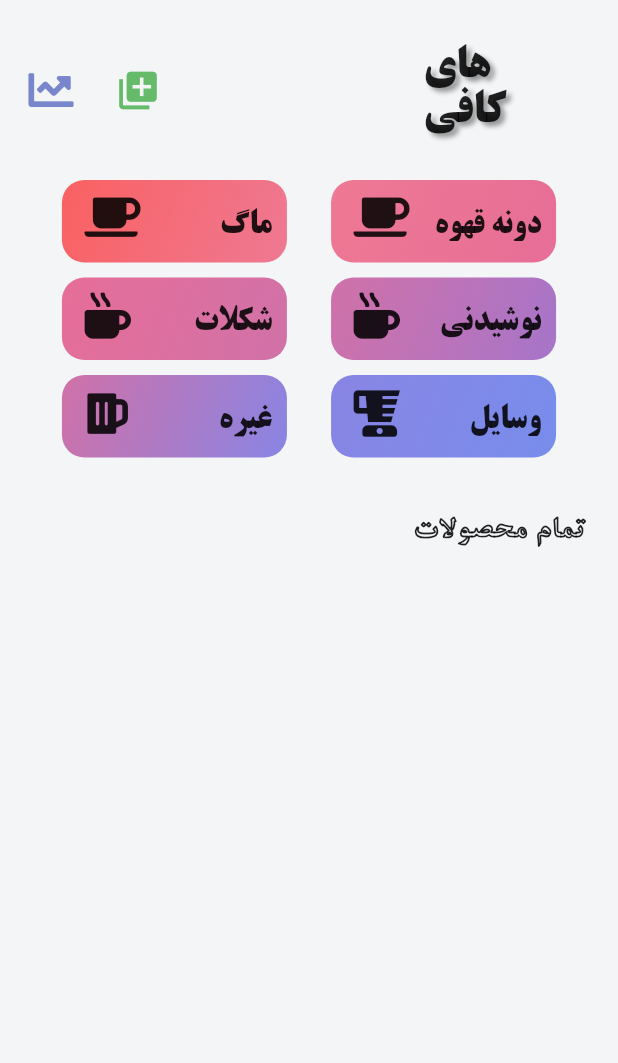
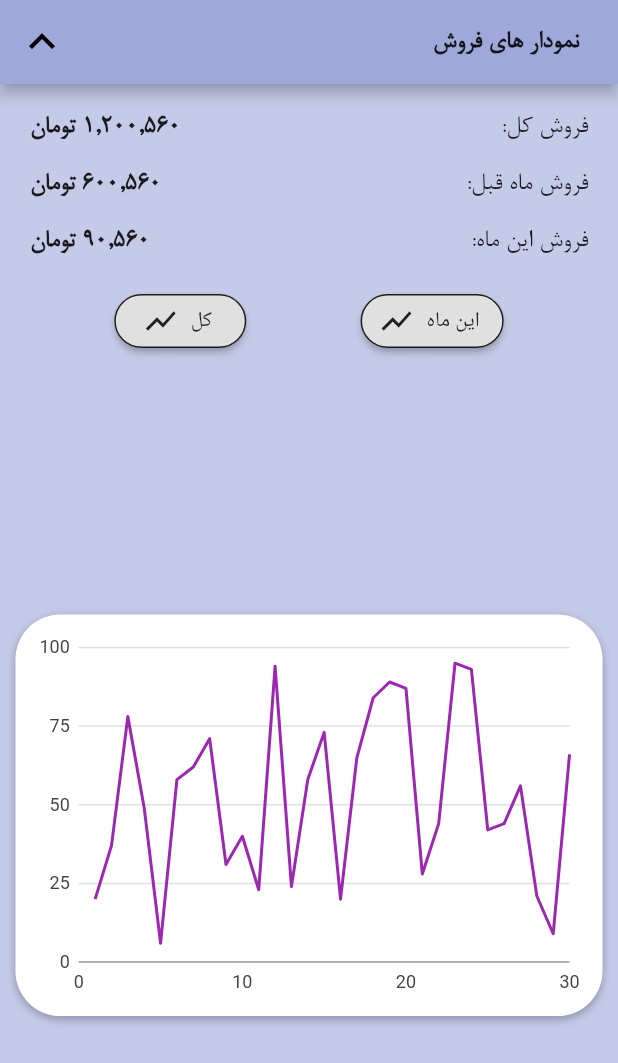
Before and after one commit to AliRn76/flutter-hicoffee, a Flutter app: the HomeScreen screen opened directly with empty values, after a tap on an icon or button, on a phone screen of 412 x 824 dp. Shown: the top 1063 px of the screen. Run offline on Flutter 3.47's test engine with Material 2 defaults, Android fonts, the phone set to English and light mode, and no system bars; our stand-ins replace cached_network_image, charts_flutter, custom_radio_grouped_button, font_awesome_flutter, marquee, numberpicker and 1 more; missing offline and left inert: loading; accounts and stored records are empty; network calls fail.

Commit message:
editItem Debug shod + HomeScreen search ezafe shod + ChartScreen ADD shod + SellItem Complete shod + some fully debuging... +  ready for UI ver 2 and make database ready for charts

```diff
--- /dev/null
+++ b/lib/animations/slide_top_route.dart
@@ -0,0 +1,29 @@
+import 'package:flutter/material.dart';
+
+
+
+class SlideTopRoute extends PageRouteBuilder {
+  final Widget page;
+  SlideTopRoute({this.page})
+      : super(
+    pageBuilder: (
+        BuildContext context,
+        Animation<double> animation,
+        Animation<double> secondaryAnimation,
+        ) =>
+    page,
+    transitionsBuilder: (
+        BuildContext context,
+        Animation<double> animation,
+        Animation<double> secondaryAnimation,
+        Widget child,
+        ) =>
+        SlideTransition(
+          position: Tween<Offset>(
+            begin: const Offset(0, -1),
+            end: Offset.zero,
+          ).animate(animation),
+          child: child,
+        ),
+  );
+}
--- /dev/null
+++ b/lib/screens/chart_screen.dart
@@ -0,0 +1,335 @@
+
+import 'package:charts_flutter/flutter.dart' as charts;
+import 'package:flutter/material.dart';
+import 'dart:math';
+
+class ChartScreen extends StatefulWidget {
+
+
+  @override
+  _ChartScreenState createState() => _ChartScreenState();
+}
+
+class _ChartScreenState extends State<ChartScreen> {
+  bool condition = false;
+
+  @override
+  Widget build(BuildContext context) {
+    String value;
+    return Scaffold(
+      backgroundColor: Colors.indigo[100],
+      appBar: AppBar(
+        leading: IconButton(
+          icon: Icon(Icons.keyboard_arrow_up),
+          iconSize: 35.0,
+          onPressed: () => Navigator.pop(context),
+        ),
+        backgroundColor: Colors.indigo[200],
+        title: Row(
+          mainAxisAlignment: MainAxisAlignment.end,
+          children: <Widget>[
+            Text(
+              "نمودار های فروش",
+              style: TextStyle(
+                fontSize: 18.0,
+                fontWeight: FontWeight.w600,
+                fontFamily: "BNazanin",
+              ),
+            ),
+            SizedBox(width: 10.0),
+          ],
+        ),
+      ),
+      body: Column(
+        children: <Widget>[
+          Directionality(
+            textDirection: TextDirection.rtl,
+            child: Padding(
+              padding: EdgeInsets.fromLTRB(20.0, 20.0, 20.0, 0.0),
+              child: Row(
+                mainAxisAlignment: MainAxisAlignment.spaceBetween,
+                children: <Widget>[
+                  Text(
+                    "فروش کل:",
+                    style: TextStyle(
+                      fontSize: 18.0,
+                      fontWeight: FontWeight.w400,
+                      fontFamily: "BNazanin",
+                    ),
+                  ),
+                  Text(
+                    "۱,۲۰۰,۵۶۰ تومان",
+                    style: TextStyle(
+                      fontSize: 18.0,
+                      fontWeight: FontWeight.w600,
+                      fontFamily: "BNazanin",
+                    ),
+                  ),
+                ],
+              ),
+            ),
+          ),
+          Directionality(
+            textDirection: TextDirection.rtl,
+            child: Padding(
+              padding: EdgeInsets.fromLTRB(20.0, 20.0, 20.0, 0.0),
+              child: Row(
+                mainAxisAlignment: MainAxisAlignment.spaceBetween,
+                children: <Widget>[
+                  Text(
+                    "فروش ماه قبل:",
+                    style: TextStyle(
+                      fontSize: 18.0,
+                      fontWeight: FontWeight.w400,
+                      fontFamily: "BNazanin",
+                    ),
+                  ),
+                  Text(
+                    "۶۰۰,۵۶۰ تومان",
+                    style: TextStyle(
+                      fontSize: 18.0,
+                      fontWeight: FontWeight.w600,
+                      fontFamily: "BNazanin",
+                    ),
+                  ),
+                ],
+              ),
+            ),
+          ),
+          Directionality(
+            textDirection: TextDirection.rtl,
+            child: Padding(
+              padding: EdgeInsets.fromLTRB(20.0, 20.0, 20.0, 0.0),
+              child: Row(
+                mainAxisAlignment: MainAxisAlignment.spaceBetween,
+                children: <Widget>[
+                  Text(
+                    "فروش این ماه:",
+                    style: TextStyle(
+                      fontSize: 18.0,
+                      fontWeight: FontWeight.w400,
+                      fontFamily: "BNazanin",
+                    ),
+                  ),
+                  Text(
+                    "۹۰,۵۶۰ تومان",
+                    style: TextStyle(
+                      fontSize: 18.0,
+                      fontWeight: FontWeight.w600,
+                      fontFamily: "BNazanin",
+                    ),
+                  ),
+                ],
+              ),
+            ),
+          ),
+          SizedBox(height: 20.0),
+          Row(
+            mainAxisAlignment: MainAxisAlignment.spaceEvenly,
+            children: <Widget>[
+              RaisedButton.icon(
+                icon: Icon(Icons.show_chart),
+                label: Text("کل"),
+                shape: RoundedRectangleBorder(
+                  borderRadius: BorderRadius.circular(30.0),
+                  side: BorderSide(color: Colors.black87),
+                ),
+                onPressed: (){
+                  setState(() {
+                    condition = true;
+                    charts.LineChart(_createSampleData1(),
+                        defaultRenderer:
+                        charts.LineRendererConfig(includeArea: true, stacked: true));
+//                    charts.LineChart(_createSampleData1());
+                  });
+                },
+              ),
+              RaisedButton.icon(
+                icon: Icon(Icons.show_chart),
+                label: Text("این ماه"),
+                shape: RoundedRectangleBorder(
+                  borderRadius: BorderRadius.circular(30.0),
+                  side: BorderSide(color: Colors.black87),
+                ),
+                onPressed: (){
+                  setState(() {
+                    condition = false;
+                    charts.LineChart(_createSampleData());
+                  });
+                },
+              ),
+            ],
+          ),
+//          Row(
+//            mainAxisAlignment: MainAxisAlignment.center,
+//            children: <Widget>[
+//              DropdownButton(
+//                value: value,
+//                items: [
+//                  DropdownMenuItem(
+//                    value: "1",
+//                    child: Text(
+//                      " آذر ۹۸",
+//                    ),
+//                  ),
+//                  DropdownMenuItem(
+//                    value: "2",
+//                    child: Text(
+//                      " دی ۹۸",
+//                    ),
+//                  ),
+//                  DropdownMenuItem(
+//                    value: "2",
+//                    child: Text(
+//                      "بهمن ۹۸",
+//                    ),
+//                  ),
+//                  DropdownMenuItem(
+//                    value: "2",
+//                    child: Text(
+//                      "اسفند ۹۸",
+//                    ),
+//                  ),
+//                  DropdownMenuItem(
+//                    value: "2",
+//                    child: Text(
+//                      "فروردین ۹۹",
+//                    ),
+//                  ),
+//                ],
+//                onChanged: (value) {
+//                  setState(() {
+//
+//                    condition = false;
+//                    charts.LineChart(_createSampleData());
+//                  });
+//                },
+//              ),
+//            ],
+//          ),
+
+          Expanded(
+            child: Row(
+              mainAxisAlignment: MainAxisAlignment.center,
+              children: <Widget>[
+                Container(
+                  margin: EdgeInsets.only(top: 40.0),
+                  height: MediaQuery.of(context).size.width * 0.65,
+                  width: MediaQuery.of(context).size.width * 0.95,
+                  decoration: BoxDecoration(
+                    color: Colors.white ,
+                    borderRadius: BorderRadius.circular(30.0),
+                    boxShadow: [
+                      BoxShadow(
+                        color: Colors.black26,
+                        blurRadius: 4.0,
+                        offset: Offset(0.0, 2.0),
+                      ),
+                    ],
+                  ),
+                  child: Padding(
+                    padding: EdgeInsets.all(8.0),
+                    child: _buildChart(),
+                  ),
+                ),
+              ],
+            ),
+          ),
+          SizedBox(height: 15.0),
+        ],
+      ),
+    );
+  }
+
+  _buildChart(){
+    if(!condition){
+      return charts.LineChart(_createSampleData());
+    }else{
+      return charts.LineChart(_createSampleData1(),
+      defaultRenderer:
+      charts.LineRendererConfig(includeArea: true, stacked: true));
+    }
+  }
+
+  List<charts.Series<LinearSales, int>> _createSampleData() {
+    final List<LinearSales>data2 = [];
+    var rng = Random();
+    for(int i=1 ; i<=30 ; i++){
+      data2.add(LinearSales(i, rng.nextInt(100)));
+    }
+    return [
+      charts.Series<LinearSales, int>(
+        id: 'AllTime',
+        colorFn: (_, __) => charts.MaterialPalette.purple.shadeDefault,
+        domainFn: (LinearSales sales, _) => sales.year,
+        measureFn: (LinearSales sales, _) => sales.sales,
+        data: data2,
+      )
+    ];
+  }
+
+
+
+  static List<charts.Series<LinearSales, int>> _createSampleData1() {
+    final List<LinearSales>myFakeTabletData = [];
+    var rng = Random();
+    for(int i=0 ; i<5 ; i++){
+      myFakeTabletData.add(LinearSales(i, rng.nextInt(100)));
+    }
+
+    final List<LinearSales>myFakeDesktopData = [];
+    for(int i=0 ; i<5 ; i++){
+      myFakeDesktopData.add(LinearSales(i, rng.nextInt(100)));
+    }
+
+    final List<LinearSales>myFakeMobileData = [];
+    for(int i=0 ; i<5 ; i++){
+      myFakeMobileData.add(LinearSales(i, rng.nextInt(100)));
+    }
+
+    final List<LinearSales>data2 = [];
+    for(int i=0 ; i<5 ; i++){
+      data2.add(LinearSales(i, rng.nextInt(100)));
+    }
+
+    return [
+      new charts.Series<LinearSales, int>(
+        id: 'Desktop',
+        colorFn: (_, __) => charts.MaterialPalette.blue.shadeDefault,
+        domainFn: (LinearSales sales, _) => sales.year,
+        measureFn: (LinearSales sales, _) => sales.sales,
+        data: myFakeDesktopData,
+      ),
+      new charts.Series<LinearSales, int>(
+        id: 'Tablet',
+        colorFn: (_, __) => charts.MaterialPalette.red.shadeDefault,
+        domainFn: (LinearSales sales, _) => sales.year,
+        measureFn: (LinearSales sales, _) => sales.sales,
+        data: myFakeTabletData,
+      ),
+      new charts.Series<LinearSales, int>(
+        id: 'Mobile',
+        colorFn: (_, __) => charts.MaterialPalette.green.shadeDefault,
+        domainFn: (LinearSales sales, _) => sales.year,
+        measureFn: (LinearSales sales, _) => sales.sales,
+        data: myFakeMobileData,
+      ),
+      new charts.Series<LinearSales, int>(
+        id: 'Data',
+        colorFn: (_, __) => charts.MaterialPalette.yellow.shadeDefault,
+        domainFn: (LinearSales sales, _) => sales.year,
+        measureFn: (LinearSales sales, _) => sales.sales,
+        data: data2,
+      ),
+    ];
+  }
+}
+
+
+/// Sample linear data type.
+class LinearSales {
+  final int year;
+  final int sales;
+
+  LinearSales(this.year, this.sales);
+}
--- a/lib/screens/home_screen.dart
+++ b/lib/screens/home_screen.dart
@@ -7,8 +7,10 @@ import 'package:http/http.dart';
 import 'dart:convert';
 import 'dart:ui';
 
+import 'package:hicoffee2/animations/slide_top_route.dart';
 //import 'package:hicoffee2/sqlite/database_helper.dart';
 import 'package:hicoffee2/screens/addItem_screen.dart';
+import 'package:hicoffee2/screens/chart_screen.dart';
 import 'package:hicoffee2/screens/item_screen.dart';
 import 'package:hicoffee2/widgets/home_category.dart';
 import 'package:hicoffee2/models/item_model.dart';
@@ -85,15 +87,24 @@ class _HomeScreenState extends State<HomeScreen> {
                   Row(
                     children: <Widget>[
                       IconButton(
-                        onPressed: (){
-                          print(widget.all_items[1].name);
-                        },
+                        onPressed: () => Navigator.push(
+                          context,
+                          SlideTopRoute(page: ChartScreen()),
+                        ),
                         icon: Icon(FontAwesomeIcons.chartLine),
                         iconSize: 30.0,
                         color: Colors.indigo[300],
                       ),
                       SizedBox(width: 10.0),
                       AddItemScreen(),
+                      IconButton(
+                        onPressed: (){
+                          print("Search");
+                        },
+                        icon: Icon(FontAwesomeIcons.search),
+                        iconSize: 27.0,
+                        color: Colors.black54,
+                      ),
                     ],
                   ),
                   Container(
--- a/lib/widgets/home_category.dart
+++ b/lib/widgets/home_category.dart
@@ -2,7 +2,7 @@ import 'package:flutter/cupertino.dart';
 import 'package:flutter/material.dart';
 import 'package:font_awesome_flutter/font_awesome_flutter.dart';
 
-import 'package:hicoffee2/animations/slide_right_route.dart';
+import 'package:hicoffee2/animations/slide_left_route.dart';
 
 import 'package:hicoffee2/models/item_model.dart';
 import 'package:hicoffee2/screens/category_screen.dart';
--- a/pubspec.yaml
+++ b/pubspec.yaml
@@ -34,6 +34,7 @@ dependencies:
   intl: ^0.16.1
 #  image_downloader: ^0.19.2
   cached_network_image: ^2.0.0
+  charts_flutter: ^0.9.0
 
 dev_dependencies:
   flutter_test:
```
Also changed, not shown: lib/screens/editItem_screen.dart (+13 -14 lines), lib/screens/item_screen.dart (+127 -2 lines), lib/sqlite/database_helper.dart (+10 -2 lines), lib/widgets/item_detail.dart (+6 -2 lines), lib/animations/slide_left_route.dart (renamed from lib/animations/slide_right_route.dart), pubspec.lock.
